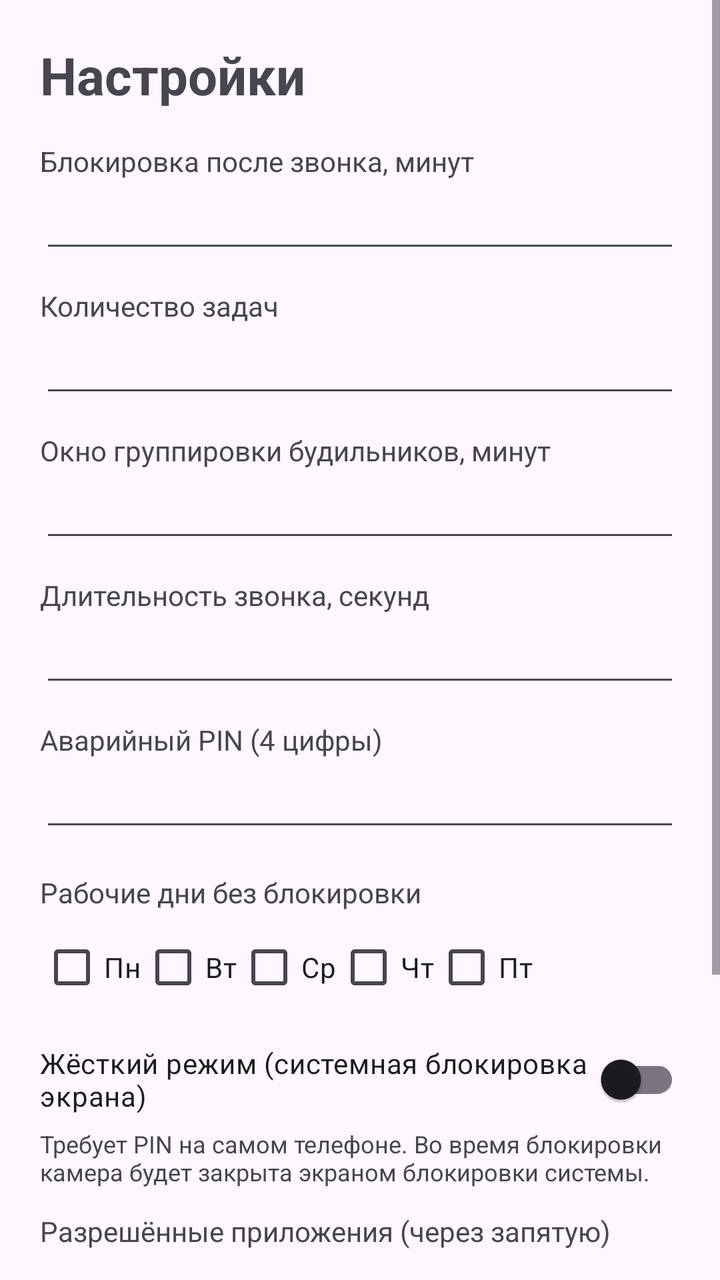
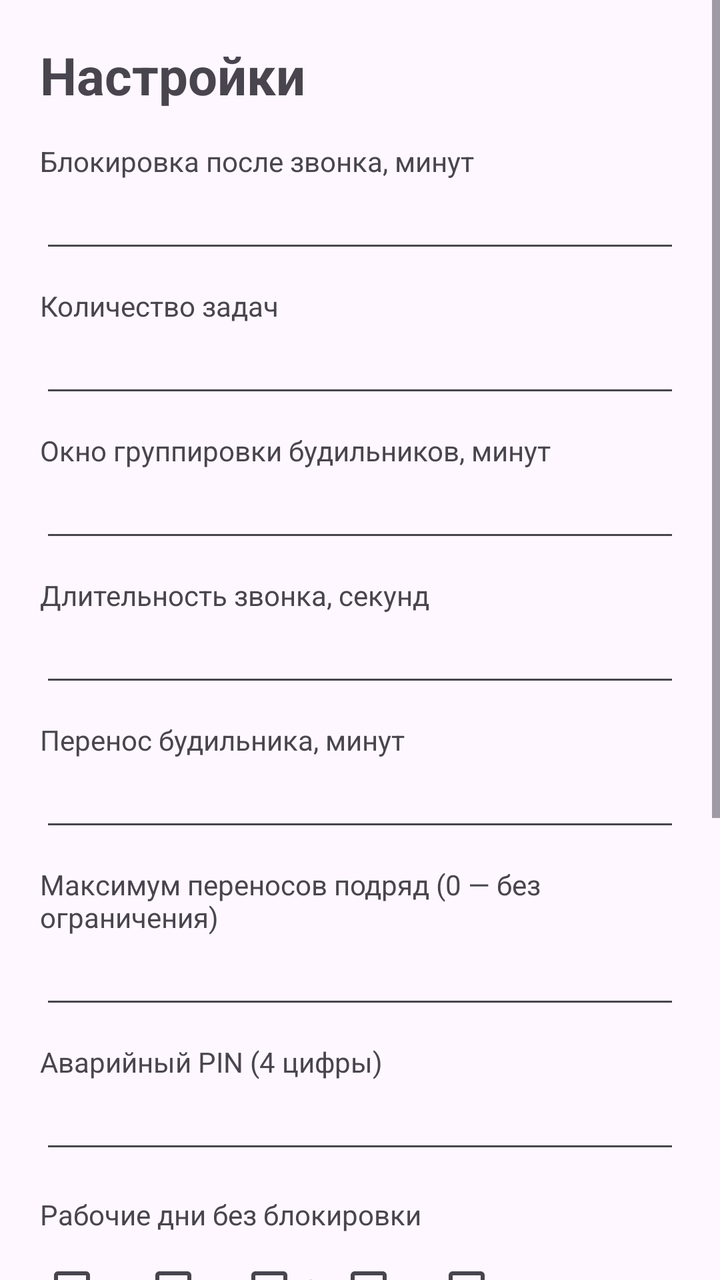

Screens rendered from an Android XML layout before and after an edit, with the pre-edit source and the edit as a unified diff.
<!-- AndroidManifest.xml: application theme Theme.AdvancedAlarm -->
<!-- res/layout/activity_settings.xml -->
<?xml version="1.0" encoding="utf-8"?>
<ScrollView xmlns:android="http://schemas.android.com/apk/res/android"
    android:layout_width="match_parent"
    android:layout_height="match_parent"
    android:fillViewport="true">

    <LinearLayout
        android:layout_width="match_parent"
        android:layout_height="wrap_content"
        android:orientation="vertical"
        android:padding="20dp">

        <TextView
            android:layout_width="wrap_content"
            android:layout_height="wrap_content"
            android:text="@string/settings_title"
            android:textSize="26sp"
            android:textStyle="bold" />

        <TextView
            android:layout_width="wrap_content"
            android:layout_height="wrap_content"
            android:layout_marginTop="16dp"
            android:text="@string/settings_lock_duration"
            android:textSize="14sp" />

        <EditText
            android:id="@+id/lockDurationInput"
            android:layout_width="match_parent"
            android:layout_height="wrap_content"
            android:importantForAutofill="no"
            android:inputType="number" />

        <TextView
            android:layout_width="wrap_content"
            android:layout_height="wrap_content"
            android:layout_marginTop="12dp"
            android:text="@string/settings_task_count"
            android:textSize="14sp" />

        <EditText
            android:id="@+id/taskCountInput"
            android:layout_width="match_parent"
            android:layout_height="wrap_content"
            android:importantForAutofill="no"
            android:inputType="number" />

        <TextView
            android:layout_width="wrap_content"
            android:layout_height="wrap_content"
            android:layout_marginTop="12dp"
            android:text="@string/settings_group_window"
            android:textSize="14sp" />

        <EditText
            android:id="@+id/groupWindowInput"
            android:layout_width="match_parent"
            android:layout_height="wrap_content"
            android:importantForAutofill="no"
            android:inputType="number" />

        <TextView
            android:layout_width="wrap_content"
            android:layout_height="wrap_content"
            android:layout_marginTop="12dp"
            android:text="@string/settings_ring_duration"
            android:textSize="14sp" />

        <EditText
            android:id="@+id/ringDurationInput"
            android:layout_width="match_parent"
            android:layout_height="wrap_content"
            android:importantForAutofill="no"
            android:inputType="number" />

        <TextView
            android:layout_width="wrap_content"
            android:layout_height="wrap_content"
            android:layout_marginTop="12dp"
            android:text="@string/settings_emergency_pin"
            android:textSize="14sp" />

        <EditText
            android:id="@+id/emergencyPinInput"
            android:layout_width="match_parent"
            android:layout_height="wrap_content"
            android:importantForAutofill="no"
            android:inputType="numberPassword"
            android:maxLength="8" />

        <TextView
            android:layout_width="wrap_content"
            android:layout_height="wrap_content"
            android:layout_marginTop="16dp"
            android:text="@string/settings_working_days"
            android:textSize="14sp" />

        <LinearLayout
            android:layout_width="match_parent"
            android:layout_height="wrap_content"
            android:orientation="horizontal"
            android:paddingTop="4dp"
            android:paddingBottom="8dp">

            <CheckBox
                android:id="@+id/workMonday"
                android:layout_width="wrap_content"
                android:layout_height="wrap_content"
                android:text="Пн" />

            <CheckBox
                android:id="@+id/workTuesday"
                android:layout_width="wrap_content"
                android:layout_height="wrap_content"
                android:text="Вт" />

            <CheckBox
                android:id="@+id/workWednesday"
                android:layout_width="wrap_content"
                android:layout_height="wrap_content"
                android:text="Ср" />

            <CheckBox
                android:id="@+id/workThursday"
                android:layout_width="wrap_content"
                android:layout_height="wrap_content"
                android:text="Чт" />

            <CheckBox
                android:id="@+id/workFriday"
                android:layout_width="wrap_content"
                android:layout_height="wrap_content"
                android:text="Пт" />
        </LinearLayout>

        <com.google.android.material.switchmaterial.SwitchMaterial
            android:id="@+id/hardModeSwitch"
            android:layout_width="match_parent"
            android:layout_height="wrap_content"
            android:text="@string/settings_hard_mode" />

        <TextView
            android:layout_width="match_parent"
            android:layout_height="wrap_content"
            android:text="@string/settings_hard_mode_hint"
            android:textSize="12sp" />

        <TextView
            android:layout_width="wrap_content"
            android:layout_height="wrap_content"
            android:layout_marginTop="12dp"
            android:text="@string/settings_allowed_packages"
            android:textSize="14sp" />

        <EditText
            android:id="@+id/allowedPackagesInput"
            android:layout_width="match_parent"
            android:layout_height="wrap_content"
            android:hint="com.android.vending"
            android:importantForAutofill="no"
            android:inputType="text" />

        <TextView
            android:layout_width="match_parent"
            android:layout_height="wrap_content"
            android:text="@string/settings_allowed_packages_hint"
            android:textSize="12sp" />

        <Button
            android:id="@+id/saveButton"
            android:layout_width="match_parent"
            android:layout_height="wrap_content"
            android:layout_marginTop="20dp"
            android:text="@string/action_save" />

        <Button
            android:id="@+id/testButton"
            android:layout_width="match_parent"
            android:layout_height="wrap_content"
            android:layout_marginTop="8dp"
            android:text="@string/action_test_now" />
    </LinearLayout>
</ScrollView>
<!-- resources referenced by this layout -->
<resources>
  <string name="action_save">Сохранить</string>
  <string name="action_test_now">Проверить блокировку (1 минута)</string>
  <string name="settings_allowed_packages">Разрешённые приложения (через запятую)</string>
  <string name="settings_allowed_packages_hint">Например: com.android.vending, com.whatsapp. Пакеты звонков, шторки и клавиатуры разрешены всегда.</string>
  <string name="settings_emergency_pin">Аварийный PIN (4 цифры)</string>
  <string name="settings_group_window">Окно группировки будильников, минут</string>
  <string name="settings_hard_mode">Жёсткий режим (системная блокировка экрана)</string>
  <string name="settings_hard_mode_hint">Требует PIN на самом телефоне. Во время блокировки камера будет закрыта экраном блокировки системы.</string>
  <string name="settings_lock_duration">Блокировка после звонка, минут</string>
  <string name="settings_ring_duration">Длительность звонка, секунд</string>
  <string name="settings_task_count">Количество задач</string>
  <string name="settings_title">Настройки</string>
  <string name="settings_working_days">Рабочие дни без блокировки</string>
  <style name="Theme.AdvancedAlarm" parent="Theme.Material3.DayNight.NoActionBar">
          <item name="colorPrimary">@color/lock_accent</item>
      </style>
  <color name="lock_accent">#FF4F8CFF</color>
</resources>

<!-- the commit's change to res/layout/activity_settings.xml (unified diff, before → after) -->
@@ -77,6 +77,34 @@
             android:layout_width="wrap_content"
             android:layout_height="wrap_content"
             android:layout_marginTop="12dp"
+            android:text="@string/settings_snooze_minutes"
+            android:textSize="14sp" />
+
+        <EditText
+            android:id="@+id/snoozeMinutesInput"
+            android:layout_width="match_parent"
+            android:layout_height="wrap_content"
+            android:importantForAutofill="no"
+            android:inputType="number" />
+
+        <TextView
+            android:layout_width="wrap_content"
+            android:layout_height="wrap_content"
+            android:layout_marginTop="12dp"
+            android:text="@string/settings_max_snoozes"
+            android:textSize="14sp" />
+
+        <EditText
+            android:id="@+id/maxSnoozesInput"
+            android:layout_width="match_parent"
+            android:layout_height="wrap_content"
+            android:importantForAutofill="no"
+            android:inputType="number" />
+
+        <TextView
+            android:layout_width="wrap_content"
+            android:layout_height="wrap_content"
+            android:layout_marginTop="12dp"
             android:text="@string/settings_emergency_pin"
             android:textSize="14sp" />
 
<!-- resource entries referenced after the edit -->
@@ -9,7 +9,9 @@
   <string name="settings_hard_mode">Жёсткий режим (системная блокировка экрана)</string>
   <string name="settings_hard_mode_hint">Требует PIN на самом телефоне. Во время блокировки камера будет закрыта экраном блокировки системы.</string>
   <string name="settings_lock_duration">Блокировка после звонка, минут</string>
+  <string name="settings_max_snoozes">Максимум переносов подряд (0 — без ограничения)</string>
   <string name="settings_ring_duration">Длительность звонка, секунд</string>
+  <string name="settings_snooze_minutes">Перенос будильника, минут</string>
   <string name="settings_task_count">Количество задач</string>
   <string name="settings_title">Настройки</string>
   <string name="settings_working_days">Рабочие дни без блокировки</string>
